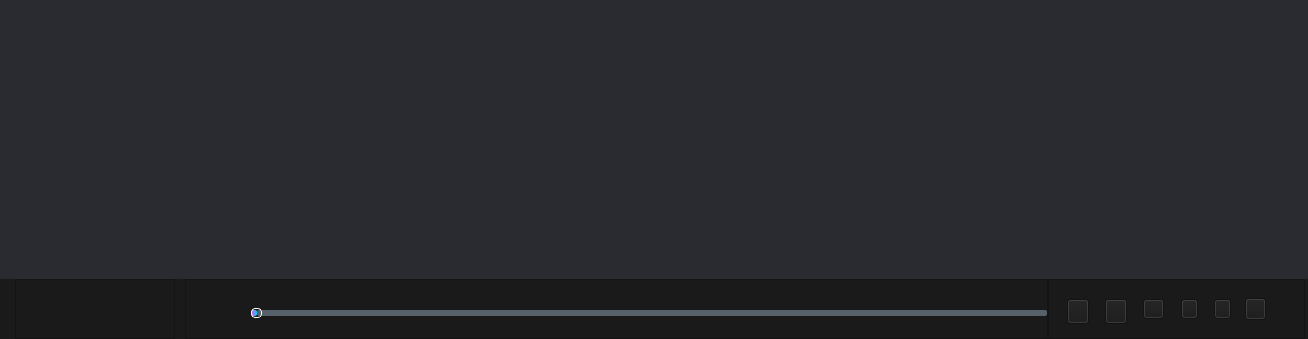
The window that VideoPlayer/videomodels/MultipPlayer.ui (huizhang556/pc-video-player) describes before a commit, drawn with Qt 5.
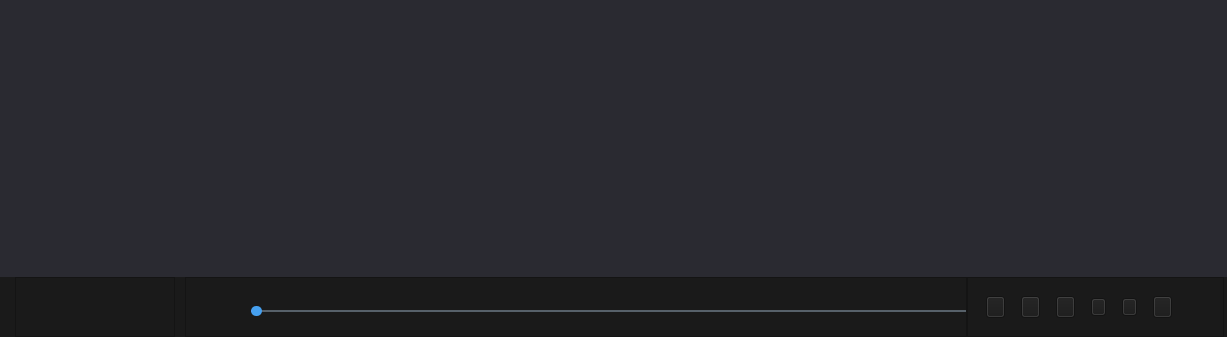
The same window after the commit. Icons and pictures are not drawn. Custom widgets are drawn as their Qt base class.

The edit to the form file:
```diff
--- a/VideoPlayer/videomodels/MultipPlayer.ui
+++ b/VideoPlayer/videomodels/MultipPlayer.ui
@@ -6,8 +6,8 @@
    <rect>
     <x>0</x>
     <y>0</y>
-    <width>1308</width>
-    <height>339</height>
+    <width>1227</width>
+    <height>337</height>
    </rect>
   </property>
   <property name="windowTitle">
@@ -60,6 +60,7 @@
        <property name="styleSheet">
         <string notr="true">QStackedWidget
 {
+border:none;
 margin:0px;
 background-color:#2a2a31;
 }
@@ -317,8 +318,9 @@
 {
 border:1px solid rgb(118, 118, 118); 
 background-color: #ffffff;
-color:#484848; font-size:12px;
-}</string>
+}
+
+</string>
                 </property>
                 <property name="text">
                  <string/>
@@ -484,42 +486,31 @@
                    <string notr="true">/*整个进度条*/
 QSlider::groove:horizontal 
 {
-background:transparent;
-height: 6px;
-border-radius:3px;
+background-color: rgba(255,255,255,0.1);
+height: 2px;
+border-radius:1px;
 }
 
 
 /*整个进度条-hover*/
 QSlider::groove:horizontal:hover
 {
-background:transparent;
-height: 6px;
-border-radius:3px;
-}
-
-/*J拖动按钮*/
-QSlider::handle:horizontal 
-{
-
 background: qradialgradient(spread:pad, cx:0.5, cy:0.5, radius:0.5, fx:0.5, fy:0.5, 
 stop:0.6 #45ADED, stop:0.778409 rgba(255, 255, 255, 255));
+height: 2px;
+border-radius:1px;
+}
+
+/*J拖动按钮*/
+QSlider::handle:horizontal 
+{
+background-color:#46a0ef;
 height:8px;
-width:8px;
-margin-top: -2px;
-margin-bottom: -2px;
-padding-right:1px;
-border-radius:4px;
-border:1px solid white;
-
-/*
-border-image: url(:/images/Slider.png);
-width: 20px;          
-height:20px;           
-margin-top: -4px;      
+width:10px;
+margin-top: -4px;
 margin-bottom: -4px;
-border-radius: 10px;  
-*/
+padding-right:1px;
+border-radius:5px;
 }
 
 /*J拖动按钮-hover,只跟groove的hover时高度影响*/
@@ -535,7 +526,7 @@
 background-color: rgb(87, 97, 106); 
 }
 
-/*已划过的区域，右边界线*/
+/*已划过的区域，左边界线*/
 QSlider::sub-page:horizontal,QSlider::sub-line:horizontal
 {
 border-radius:2px;
@@ -594,52 +585,24 @@
            <property name="frameShadow">
             <enum>QFrame::Raised</enum>
            </property>
-           <layout class="QHBoxLayout" name="horizontalLayout_8">
-            <property name="spacing">
-             <number>6</number>
-            </property>
-            <property name="leftMargin">
-             <number>0</number>
-            </property>
-            <property name="topMargin">
-             <number>0</number>
-            </property>
+           <layout class="QVBoxLayout" name="verticalLayout_3">
             <property name="rightMargin">
              <number>0</number>
             </property>
-            <property name="bottomMargin">
-             <number>0</number>
-            </property>
             <item>
              <layout class="QHBoxLayout" name="horizontalLayout_7">
-              <property name="spacing">
-               <number>5</number>
-              </property>
-              <item>
-               <spacer name="horizontalSpacer_6">
-                <property name="orientation">
-                 <enum>Qt::Horizontal</enum>
-                </property>
-                <property name="sizeHint" stdset="0">
-                 <size>
-                  <width>20</width>
-                  <height>20</height>
-                 </size>
-                </property>
-               </spacer>
-              </item>
               <item>
                <widget class="QPushButton" name="pushButton_playOrder">
                 <property name="minimumSize">
                  <size>
-                  <width>25</width>
-                  <height>25</height>
+                  <width>22</width>
+                  <height>22</height>
                  </size>
                 </property>
                 <property name="maximumSize">
                  <size>
-                  <width>20</width>
-                  <height>20</height>
+                  <width>22</width>
+                  <height>22</height>
                  </size>
                 </property>
                 <property name="styleSheet">
@@ -658,34 +621,18 @@
                 </property>
                </widget>
               </item>
-              <item>
-               <spacer name="horizontalSpacer_10">
-                <property name="orientation">
-                 <enum>Qt::Horizontal</enum>
-                </property>
-                <property name="sizeType">
-                 <enum>QSizePolicy::Expanding</enum>
-                </property>
-                <property name="sizeHint" stdset="0">
-                 <size>
-                  <width>10</width>
-                  <height>20</height>
-                 </size>
-                </property>
-               </spacer>
-              </item>
               <item>
                <widget class="QPushButton" name="pushButton_comments">
                 <property name="minimumSize">
                  <size>
-                  <width>25</width>
-                  <height>25</height>
+                  <width>22</width>
+                  <height>22</height>
                  </size>
                 </property>
                 <property name="maximumSize">
                  <size>
-                  <width>20</width>
-                  <height>20</height>
+                  <width>22</width>
+                  <height>22</height>
                  </size>
                 </property>
                 <property name="styleSheet">
@@ -704,34 +651,18 @@
                 </property>
                </widget>
               </item>
-              <item>
-               <spacer name="horizontalSpacer_9">
-                <property name="orientation">
-                 <enum>Qt::Horizontal</enum>
-                </property>
-                <property name="sizeType">
-                 <enum>QSizePolicy::Expanding</enum>
-                </property>
-                <property name="sizeHint" stdset="0">
-                 <size>
-                  <width>10</width>
-                  <height>20</height>
-                 </size>
-                </property>
-               </spacer>
-              </item>
               <item>
                <widget class="QPushButton" name="Btn_adjust">
                 <property name="minimumSize">
                  <size>
-                  <width>24</width>
-                  <height>20</height>
+                  <width>22</width>
+                  <height>22</height>
                  </size>
                 </property>
                 <property name="maximumSize">
                  <size>
-                  <width>24</width>
-                  <height>20</height>
+                  <width>22</width>
+                  <height>22</height>
                  </size>
                 </property>
                 <property name="styleSheet">
@@ -750,34 +681,18 @@
                 </property>
                </widget>
               </item>
-              <item>
-               <spacer name="horizontalSpacer_14">
-                <property name="orientation">
-                 <enum>Qt::Horizontal</enum>
-                </property>
-                <property name="sizeType">
-                 <enum>QSizePolicy::Expanding</enum>
-                </property>
-                <property name="sizeHint" stdset="0">
-                 <size>
-                  <width>12</width>
-                  <height>20</height>
-                 </size>
-                </property>
-               </spacer>
-              </item>
               <item>
                <widget class="QPushButton" name="pushButton_sound">
                 <property name="minimumSize">
                  <size>
-                  <width>20</width>
-                  <height>20</height>
+                  <width>18</width>
+                  <height>18</height>
                  </size>
                 </property>
                 <property name="maximumSize">
                  <size>
-                  <width>20</width>
-                  <height>20</height>
+                  <width>18</width>
+                  <height>18</height>
                  </size>
                 </property>
                 <property name="styleSheet">
@@ -788,34 +703,18 @@
                 </property>
                </widget>
               </item>
-              <item>
-               <spacer name="horizontalSpacer_8">
-                <property name="orientation">
-                 <enum>Qt::Horizontal</enum>
-                </property>
-                <property name="sizeType">
-                 <enum>QSizePolicy::Expanding</enum>
-                </property>
-                <property name="sizeHint" stdset="0">
-                 <size>
-                  <width>10</width>
-                  <height>20</height>
-                 </size>
-                </property>
-               </spacer>
-              </item>
               <item>
                <widget class="QPushButton" name="pushButton_collect">
                 <property name="minimumSize">
                  <size>
-                  <width>20</width>
-                  <height>20</height>
+                  <width>18</width>
+                  <height>18</height>
                  </size>
                 </property>
                 <property name="maximumSize">
                  <size>
-                  <width>20</width>
-                  <height>20</height>
+                  <width>18</width>
+                  <height>18</height>
                  </size>
                 </property>
                 <property name="styleSheet">
@@ -841,33 +740,17 @@
                 </property>
                </widget>
               </item>
-              <item>
-               <spacer name="horizontalSpacer_7">
-                <property name="orientation">
-                 <enum>Qt::Horizontal</enum>
-                </property>
-                <property name="sizeType">
-                 <enum>QSizePolicy::Expanding</enum>
-                </property>
-                <property name="sizeHint" stdset="0">
-                 <size>
-                  <width>8</width>
-                  <height>20</height>
-                 </size>
-                </property>
-               </spacer>
-              </item>
               <item>
                <widget class="QPushButton" name="pushButton_download">
                 <property name="minimumSize">
                  <size>
-                  <width>24</width>
+                  <width>22</width>
                   <height>22</height>
                  </size>
                 </property>
                 <property name="maximumSize">
                  <size>
-                  <width>24</width>
+                  <width>22</width>
                   <height>22</height>
                  </size>
                 </property>
@@ -891,18 +774,18 @@
                <widget class="QPushButton" name="pushButton_curlist">
                 <property name="minimumSize">
                  <size>
-                  <width>26</width>
-                  <height>26</height>
+                  <width>22</width>
+                  <height>22</height>
                  </size>
                 </property>
                 <property name="maximumSize">
                  <size>
-                  <width>26</width>
-                  <height>26</height>
+                  <width>22</width>
+                  <height>22</height>
                  </size>
                 </property>
                 <property name="styleSheet">
-                 <string notr="true">QPushButton
+                 <string notr="true">#pushButton_curlist
 {
 	
 	/*background-color:qlineargradient(spread:pad, x1:0, y1:0, x2:1, y2:0, stop:0 rgba(231,80,229, 255), stop:1 rgba(7,208,255, 255));*/
@@ -910,11 +793,13 @@
 border-image: url(:/images/icon/media_fullgreen.png);
 border:none;
 }
-QPushButton:pressed
+
+#pushButton_curlist:pressed
 {
 	border: 1px solid #5F92B2;
 }
-QPushButton:hover{
+
+#pushButton_curlist:hover{
 /*background-color: qconicalgradient(cx:0.5, cy:0.522909, angle:179.9, 
 	stop:0.494318 rgba(181, 225, 250, 255), stop:0.5 rgba(222, 242, 251, 255));*/
 border: 1px solid #3C80B1;
@@ -922,34 +807,13 @@
 border:none;
 }
 
-QToolTip
-{
-border:1px solid rgb(118, 118, 118); 
-background-color: #ffffff;
-color:#484848; font-size:12px;
-}</string>
+</string>
                 </property>
                 <property name="text">
                  <string/>
                 </property>
                </widget>
               </item>
-              <item>
-               <spacer name="horizontalSpacer_21">
-                <property name="orientation">
-                 <enum>Qt::Horizontal</enum>
-                </property>
-                <property name="sizeType">
-                 <enum>QSizePolicy::Expanding</enum>
-                </property>
-                <property name="sizeHint" stdset="0">
-                 <size>
-                  <width>6</width>
-                  <height>20</height>
-                 </size>
-                </property>
-               </spacer>
-              </item>
              </layout>
             </item>
            </layout>
```
Left out of the diff: 13 changed lines with no effect on the pictures.
